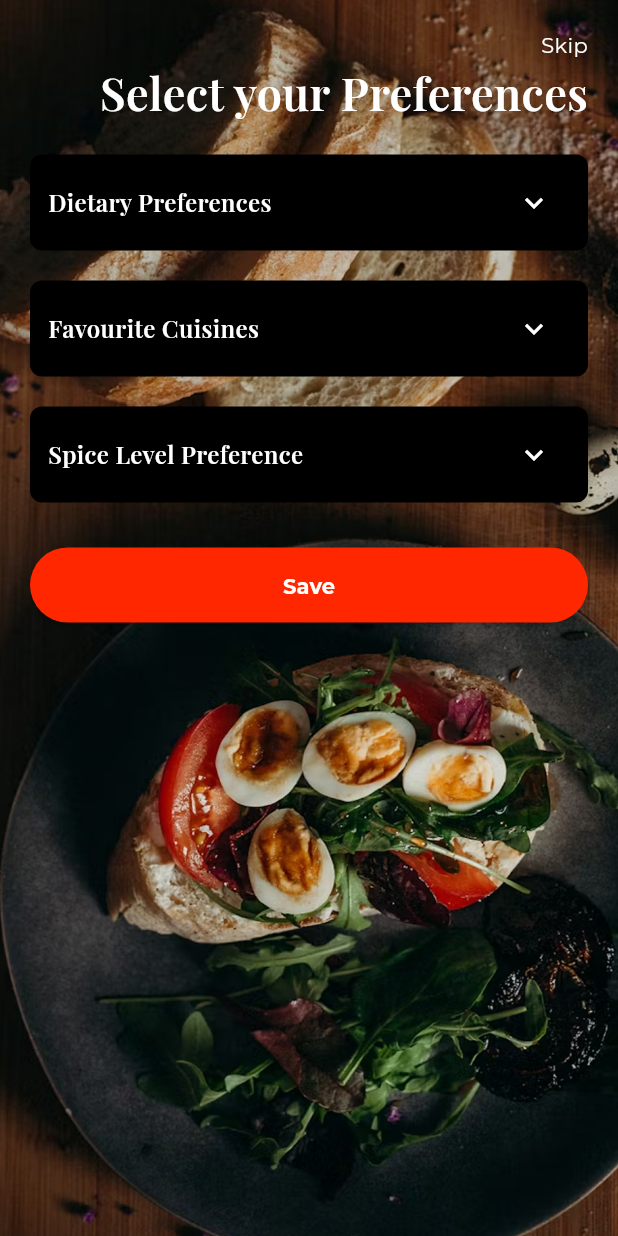
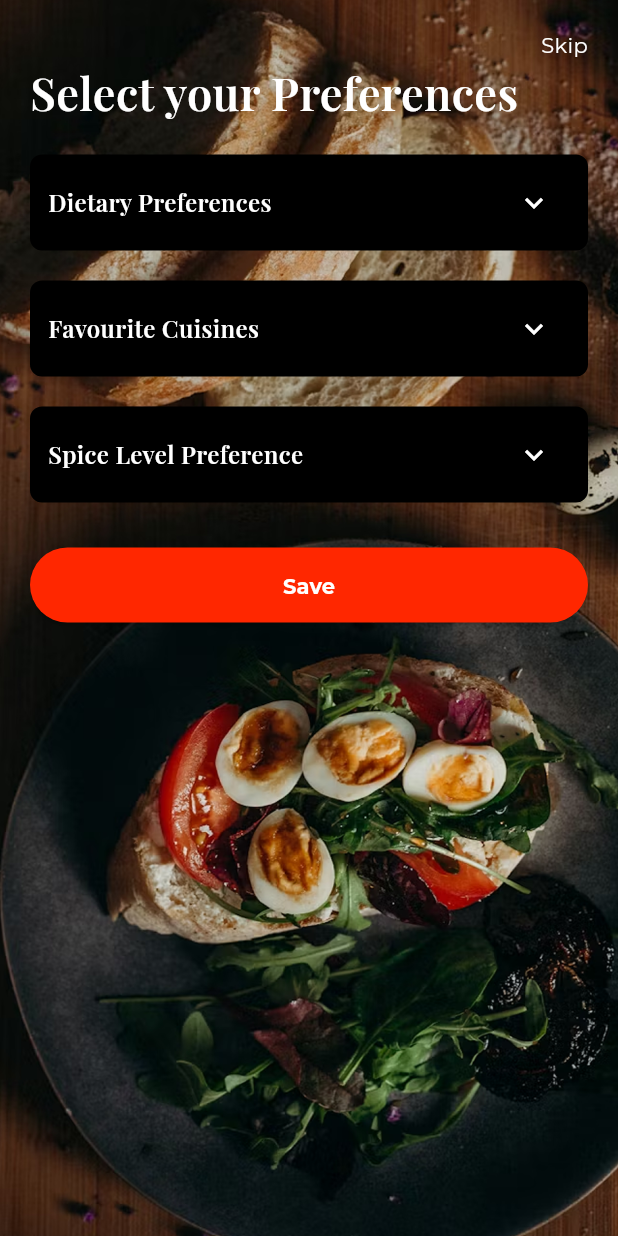
Before and after one commit to AnasKhan176/ChefLevel, a Flutter app: the PreferencesScreen screen opened directly, on a phone screen of 412 x 824 dp. Run offline on Flutter 3.47's test engine with Material 3 defaults, Android fonts, the phone set to English and light mode, and no system bars; our stand-ins replace device_info_plus, dio, email_validator, get, get_it, google_fonts and 3 more; missing offline and left inert: mobile_device_identifier; accounts and stored records are empty; network calls fail.

Commit message:
remove positioned widget

```diff
--- a/lib/core/ui/preference/preference_screen.dart
+++ b/lib/core/ui/preference/preference_screen.dart
@@ -152,11 +152,10 @@ class _PreferencesScreenState extends State<PreferencesScreen> {
               padding: const EdgeInsets.symmetric(horizontal: 20, vertical: 20),
               child: SingleChildScrollView(
                 child: Column(
-                  crossAxisAlignment: CrossAxisAlignment.end,
+                  crossAxisAlignment: CrossAxisAlignment.start,
                   children: [
-                    Positioned(
-                      top: 40,
-                      right: 20,
+                    Align(
+                      alignment: Alignment.centerRight,
                       child: GestureDetector(
                         onTap: () {
                           Navigator.pushReplacement(
@@ -181,6 +180,7 @@ class _PreferencesScreenState extends State<PreferencesScreen> {
                         ),
                       ),
                     ),
+
                     Text(
                       AppString.selectYourPrefs,
                       style: GoogleFonts.playfairDisplay(
```
